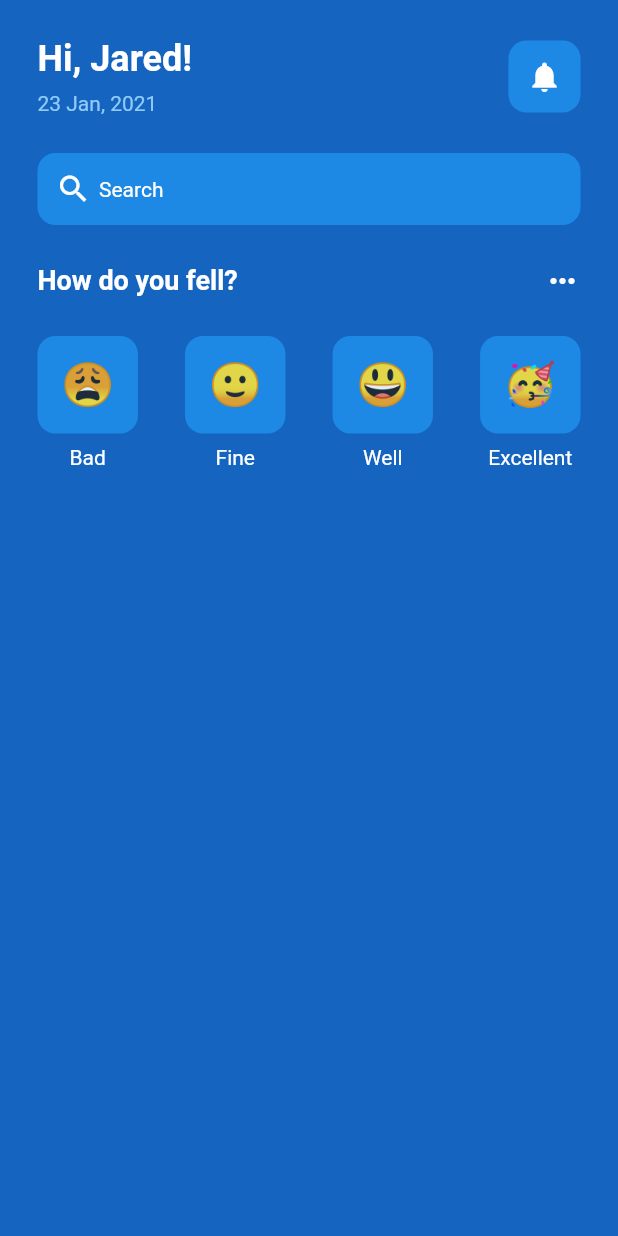
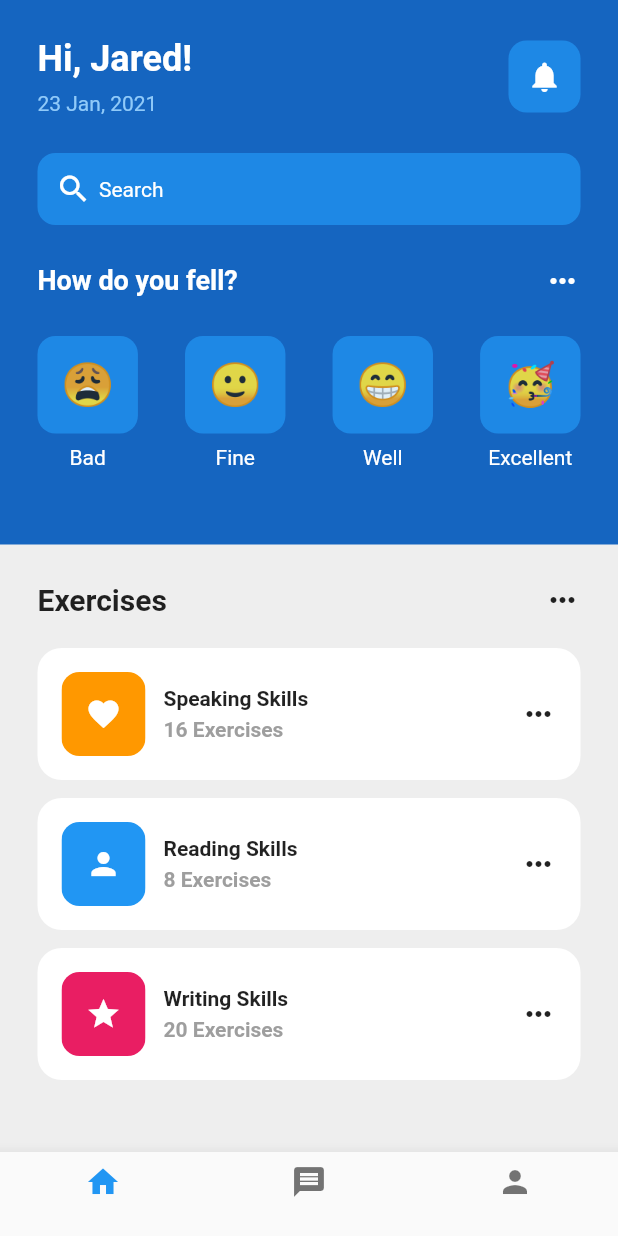
Before and after one commit to danielprazeres/mentalhealthapp, a Flutter app: the screen it shows after launch, on a phone screen of 412 x 824 dp. Run offline on Flutter 3.47's test engine with Material 2 defaults, Android fonts, the phone set to English and light mode, and no system bars.

Commit message:
Exercices-section

```diff
--- a/lib/pages/home_page.dart
+++ b/lib/pages/home_page.dart
@@ -1,5 +1,6 @@
 import 'package:flutter/material.dart';
 import 'package:mentalhealthapp/util/emoticon_face.dart';
+import 'package:mentalhealthapp/util/exercise_title.dart';
 
 class HomePage extends StatefulWidget {
   const HomePage({Key? key}) : super(key: key);
@@ -13,8 +14,26 @@ class _HomePageState extends State<HomePage> {
   Widget build(BuildContext context) {
     return Scaffold(
       backgroundColor: Colors.blue[800],
+      bottomNavigationBar: BottomNavigationBar(
+        items: const <BottomNavigationBarItem>[
+          BottomNavigationBarItem(
+            icon: Icon(Icons.home),
+            label: '',
+          ),
+          BottomNavigationBarItem(
+            icon: Icon(Icons.message),
+            label: '',
+          ),
+          BottomNavigationBarItem(
+            icon: Icon(Icons.person),
+            label: '',
+          ),
+        ],
+      ),
       body: SafeArea(
-            child: Padding(
+        child: Column(
+          children: [
+            Padding(
               padding: const EdgeInsets.all(25.0),
               child: Column(
                 children: [
@@ -159,7 +178,7 @@ class _HomePageState extends State<HomePage> {
                       Column(
                         children: [
                           EmoticonFace(
-                              emoticonFace: '😃',
+                            emoticonFace: '😁',
                           ),
                           SizedBox(
                             height: 8,
@@ -191,8 +210,70 @@ class _HomePageState extends State<HomePage> {
                         ],
                       ),
                     ],
+                  ),
+                ],
+              ),
+            ),
+            SizedBox(
+              height: 25,
+            ),
+            Expanded(
+              child: Container(
+                padding: EdgeInsets.all(25),
+                color: Colors.grey[200],
+                child: Center(
+                  child: Column(
+                    children: [
+                      //exercise heading
+                      Row(
+                        mainAxisAlignment: MainAxisAlignment.spaceBetween,
+                        children: [
+                          Text(
+                            'Exercises',
+                            style: TextStyle(
+                                fontWeight: FontWeight.bold, fontSize: 20),
+                          ),
+                          Icon(Icons.more_horiz),
+                        ],
+                      ),
+
+                      SizedBox(
+                        height: 20,
+                      ),
+
+                      // listview of exercises
+                      Expanded(
+                        child: ListView(
+                          children: [
+                            ExerciseTitle(
+                              icon: Icons.favorite,
+                              exerciseName: 'Speaking Skills',
+                              numberOfExercises: 16,
+                              color: Colors.orange,
+                            ),
+                            ExerciseTitle(
+                              icon: Icons.person,
+                              exerciseName: 'Reading Skills',
+                              numberOfExercises: 8,
+                              color: Colors.blue,
+                            ),
+                            ExerciseTitle(
+                              icon: Icons.star,
+                              exerciseName: 'Writing Skills',
+                              numberOfExercises: 20,
+                              color: Colors.pink,
+                            ),
+                          ],
+                        ),
+                      ),
+                    ],
+                  ),
+                ),
+              ),
             )
           ],
-                ))));
+        ),
+      ),
+    );
   }
 }
--- a/lib/util/emoticon_face.dart
+++ b/lib/util/emoticon_face.dart
@@ -1,3 +1,5 @@
+// ignore_for_file: prefer_const_constructors
+
 import 'package:flutter/material.dart';
 
 class EmoticonFace extends StatelessWidget {
--- /dev/null
+++ b/lib/util/exercise_title.dart
@@ -0,0 +1,80 @@
+// ignore_for_file: prefer_const_constructors
+
+import 'package:flutter/material.dart';
+
+class ExerciseTitle extends StatelessWidget {
+  final icon;
+  final String exerciseName;
+  final int numberOfExercises;
+  final color;
+
+  const ExerciseTitle({
+    Key? key,
+    required this.icon,
+    required this.exerciseName,
+    required this.numberOfExercises,
+    required this.color,
+  }) : super(key: key);
+
+  @override
+  Widget build(BuildContext context) {
+    return Padding(
+      padding: const EdgeInsets.only(bottom: 12.0),
+      child: Container(
+        padding: EdgeInsets.all(16),
+        decoration: BoxDecoration(
+          color: Colors.white,
+          borderRadius: BorderRadius.circular(16),
+        ),
+        child: Row(
+          mainAxisAlignment: MainAxisAlignment.spaceBetween,
+          children: [
+            Row(
+              children: [
+                ClipRRect(
+                  borderRadius: BorderRadius.circular(12),
+                  child: Container(
+                    padding: EdgeInsets.all(16),
+                    color: color,
+                    child: Icon(
+                      icon,
+                      color: Colors.white,
+                    ),
+                  ),
+                ),
+                SizedBox(
+                  width: 12,
+                ),
+                Column(
+                  crossAxisAlignment: CrossAxisAlignment.start,
+                  // ignore: prefer_const_literals_to_create_immutables
+                  children: [
+                    //title
+                    Text(
+                      exerciseName,
+                      style: TextStyle(
+                        fontWeight: FontWeight.bold,
+                      ),
+                    ),
+                    SizedBox(
+                      height: 5,
+                    ),
+                    //subtitle
+                    Text(
+                      numberOfExercises.toString() + ' Exercises',
+                      style: TextStyle(
+                        fontWeight: FontWeight.bold,
+                        color: Colors.grey,
+                      ),
+                    ),
+                  ],
+                ),
+              ],
+            ),
+            Icon(Icons.more_horiz),
+          ],
+        ),
+      ),
+    );
+  }
+}
```
Also changed, not shown: 1 other file. Lines whose indentation alone changed are shown as unchanged.
